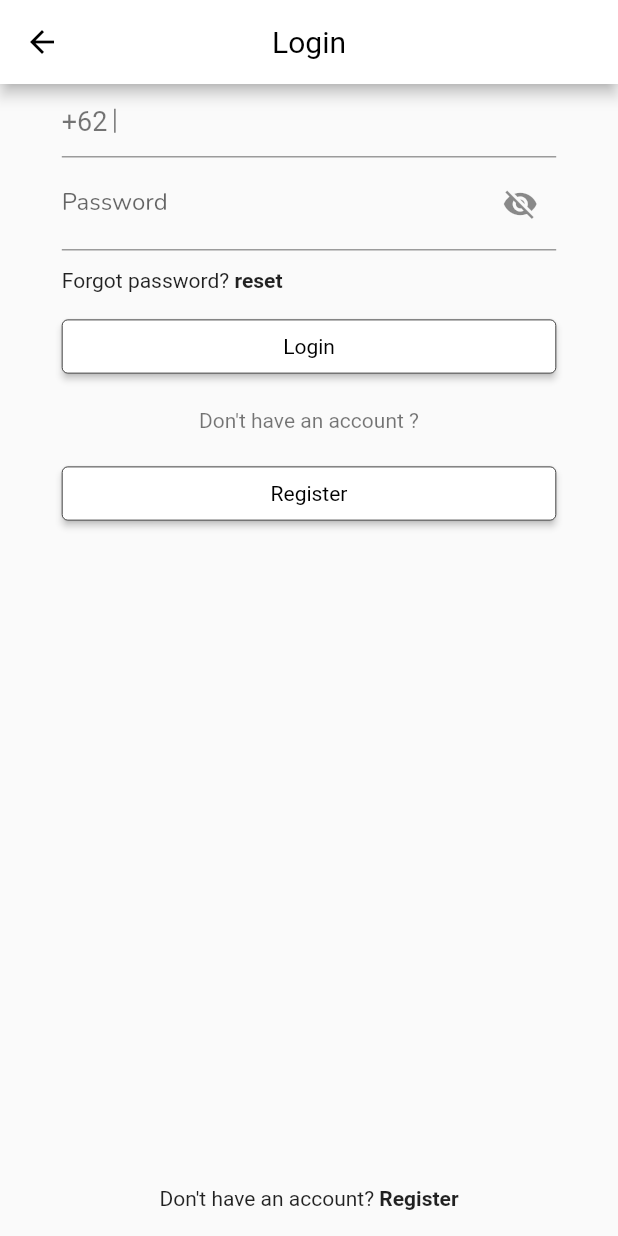
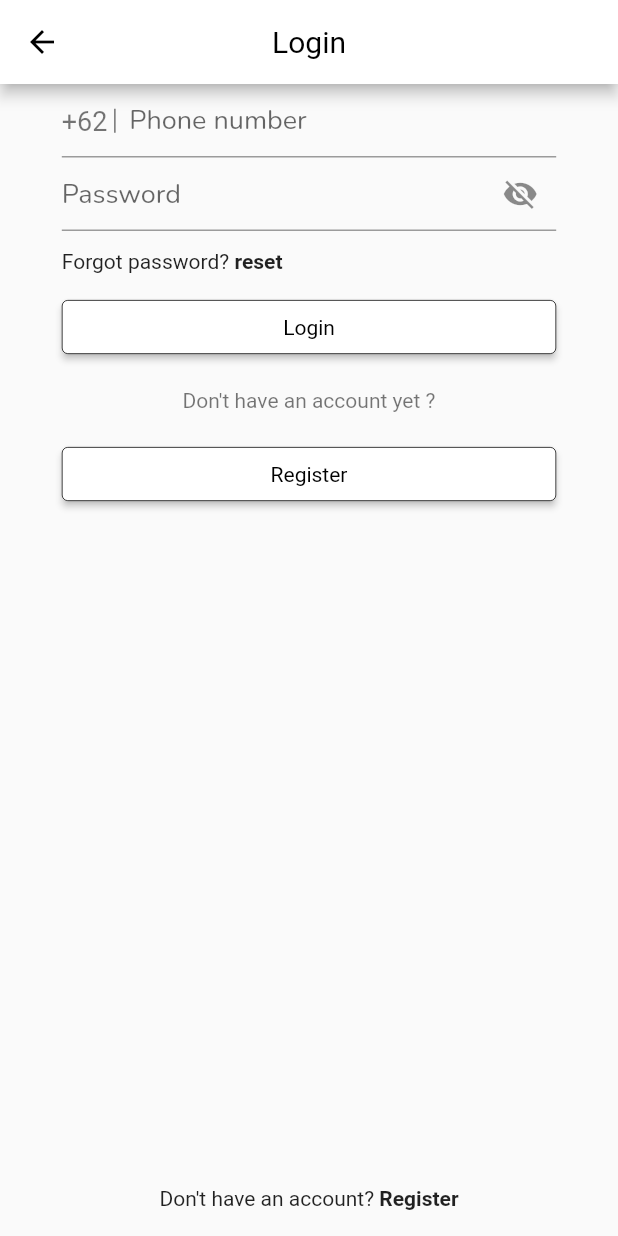
Before and after one commit to agung-w/FL-Mov, a Flutter app: the screen it shows after launch, item 4 of the bottom bar chosen, after a tap on "Login", on a phone screen of 412 x 824 dp. Run offline on Flutter 3.47's test engine with Material 2 defaults, Android fonts, the phone set to English and light mode, and no system bars; our stand-ins replace bloc, carousel_slider, dio, drop_shadow, flutter_bloc, flutter_dotenv and 6 more; missing offline and left inert: dart:ffi; network calls fail.

Commit message:
Fix after login redirect

```diff
--- a/lib/bloc/user_bloc.dart
+++ b/lib/bloc/user_bloc.dart
@@ -2,6 +2,7 @@ import 'dart:developer';
 
 import 'package:bloc/bloc.dart';
 import 'package:freezed_annotation/freezed_annotation.dart';
+import 'package:movie_app/services/auth_services.dart';
 import 'package:movie_app/services/user_services.dart';
 import 'package:shared_preferences/shared_preferences.dart';
 
@@ -14,40 +15,43 @@ part 'user_bloc.freezed.dart';
 class UserBloc extends Bloc<UserEvent, UserState> {
   UserBloc() : super(const _SignedOut()) {
     on<_SignIn>((event, emit) async {
-      log("tes123");
       if (state is _SignedOut) {
-        String? token =
-            UserServices.getToken(email: event.email, password: event.password);
+        emit(const _Loading());
+        String? token = await AuthServices()
+            .login(phone: event.phone, password: event.password);
         if (token != null) {
-          User? user = UserServices.getUser(email: event.email, token: token);
+          User? user = await UserServices().getUserDetail(token: token);
           if (user != null) {
             SharedPreferences pref = await SharedPreferences.getInstance();
-            pref.setString('email', event.email);
+            pref.setString('phone_number', event.phone);
             pref.setString('token', token);
             emit(_SignedIn(user));
+          } else {
+            emit(const _SignedOut());
           }
+        } else {
+          emit(const _SignedOut());
         }
+      } else {
+        emit(const _SignedOut());
       }
     });
     on<_SignOut>((event, emit) async {
       if (state is _$_SignedIn) {
         SharedPreferences pref = await SharedPreferences.getInstance();
-        pref.remove('email');
+        pref.remove('phone_number');
         pref.remove('token');
         emit(const _SignedOut());
       }
     });
     on<_CheckSignInStatus>((event, emit) async {
       SharedPreferences pref = await SharedPreferences.getInstance();
-      String? email = pref.getString('token');
-      String? token = pref.getString('email');
+      String? email = pref.getString('phone_number');
+      String? token = pref.getString('token');
       if (email != null && token != null) {
-        bool tokenValid = UserServices.isTokenValid(token);
-        if (tokenValid) {
-          User? user = UserServices.getUser(email: email, token: token);
-          if (user != null) {
-            emit(_SignedIn(user));
-          }
+        User? user = await UserServices().getUserDetail(token: token);
+        if (user != null) {
+          emit(_SignedIn(user));
         }
       }
     });
--- a/lib/bloc/user_event.dart
+++ b/lib/bloc/user_event.dart
@@ -3,7 +3,7 @@ part of 'user_bloc.dart';
 @freezed
 class UserEvent with _$UserEvent {
   const factory UserEvent.signIn(
-      {required String email, required String password}) = _SignIn;
+      {required String phone, required String password}) = _SignIn;
   const factory UserEvent.signOut() = _SignOut;
   const factory UserEvent.checkSignInStatus() = _CheckSignInStatus;
 }
--- a/lib/bloc/user_state.dart
+++ b/lib/bloc/user_state.dart
@@ -4,4 +4,5 @@ part of 'user_bloc.dart';
 class UserState with _$UserState {
   const factory UserState.signedOut() = _SignedOut;
   const factory UserState.signedIn(User user) = _SignedIn;
+  const factory UserState.loading() = _Loading;
 }
--- a/lib/entities/user.dart
+++ b/lib/entities/user.dart
@@ -5,11 +5,15 @@ part 'user.g.dart';
 
 @freezed
 class User with _$User {
-  const factory User(
-      {required String email,
-      required String name,
-      String? photoUrl,
-      String? token,
-      String? phone}) = _User;
+  const User._();
+  const factory User({
+    @JsonKey(name: "phone_number") required String phone,
+    required String name,
+    String? photoUrl,
+  }) = _User;
+  String phoneCC() {
+    return "+62 $phone";
+  }
+
   factory User.fromJson(Map<String, dynamic> json) => _$UserFromJson(json);
 }
--- a/lib/main.dart
+++ b/lib/main.dart
@@ -7,10 +7,11 @@ import 'package:movie_app/presentations/pages/edit_profile_page.dart';
 import 'package:movie_app/presentations/pages/login_page.dart';
 import 'package:movie_app/presentations/pages/main_page.dart';
 import 'package:movie_app/presentations/pages/profile_page.dart';
+import 'package:shared_preferences/shared_preferences.dart';
 
 Future<void> main() async {
   await dotenv.load(fileName: ".env");
-
+  SharedPreferences pref = await SharedPreferences.getInstance();
   runApp(const MyApp());
 }
 
--- a/lib/presentations/pages/edit_profile_page.dart
+++ b/lib/presentations/pages/edit_profile_page.dart
@@ -22,7 +22,8 @@ class EditProfilePage extends StatelessWidget {
                     controller: TextEditingController(
                         text: state.when(
                             signedOut: () => '',
-                            signedIn: ((user) => user.name))),
+                            signedIn: ((user) => user.name),
+                            loading: () {})),
                     decoration: const InputDecoration(
                         border: OutlineInputBorder(), labelText: 'Name'),
                   ),
--- a/lib/presentations/pages/login_page.dart
+++ b/lib/presentations/pages/login_page.dart
@@ -26,7 +26,15 @@ class _LoginPageState extends State<LoginPage> {
 
   @override
   Widget build(BuildContext context) {
-    return Scaffold(
+    return BlocListener<UserBloc, UserState>(
+      listener: (context, state) {
+        state.whenOrNull(
+            signedIn: (user) {
+              Navigator.pop(context);
+            },
+            loading: () {});
+      },
+      child: Scaffold(
         appBar: AppBar(
           backgroundColor: Colors.white,
           foregroundColor: Colors.black,
@@ -41,21 +49,7 @@ class _LoginPageState extends State<LoginPage> {
             width: MediaQuery.of(context).size.width * 0.8,
             child: Column(children: [
               PhoneInputForm(
-              hint: "Password",
                 controller: phone,
-              prefix: Row(
-                children: [
-                  const Text(
-                    "+62 ",
-                    style: TextStyle(color: Colors.black54, fontSize: 18),
-                  ),
-                  Container(
-                    height: 16,
-                    width: 1,
-                    color: Colors.black54,
-                  )
-                ],
-              ),
               ),
               SecretInputForm(
                 hint: "Password",
@@ -75,15 +69,18 @@ class _LoginPageState extends State<LoginPage> {
               ),
               ElevatedButton(
                   onPressed: () async {
-                  AuthServices()
-                      .login(int.parse(phone.text).toString(), password.text);
-                  // _print;
+                    if (phone.text.length > 1) {
+                      context.read<UserBloc>().add(UserEvent.signIn(
+                          phone: int.parse(phone.text).toString(),
+                          password: password.text));
+                    }
                   },
                   style: ElevatedButton.styleFrom(
                       side: const BorderSide(color: Colors.black, width: 0.5),
                       foregroundColor: Colors.black,
                       backgroundColor: Colors.white,
-                    textStyle: const TextStyle(fontWeight: FontWeight.normal)),
+                      textStyle:
+                          const TextStyle(fontWeight: FontWeight.normal)),
                   child: Row(
                     mainAxisAlignment: MainAxisAlignment.center,
                     children: const [
@@ -97,7 +94,7 @@ class _LoginPageState extends State<LoginPage> {
                   mainAxisAlignment: MainAxisAlignment.center,
                   children: const [
                     Text(
-                    "Don't have an account ?",
+                      "Don't have an account yet ?",
                       style: TextStyle(color: Colors.black54),
                     )
                   ],
@@ -105,14 +102,18 @@ class _LoginPageState extends State<LoginPage> {
               ),
               ElevatedButton(
                   onPressed: () {
-                  // print(phone.text);
-                  // AuthServices().login(phone.text, "agungwijaya");
+                    Navigator.of(context).push(
+                      MaterialPageRoute(
+                        builder: (_) => const RegisterPage(),
+                      ),
+                    );
                   },
                   style: ElevatedButton.styleFrom(
                       side: const BorderSide(color: Colors.black, width: 0.5),
                       foregroundColor: Colors.black,
                       backgroundColor: Colors.white,
-                    textStyle: const TextStyle(fontWeight: FontWeight.normal)),
+                      textStyle:
+                          const TextStyle(fontWeight: FontWeight.normal)),
                   child: Row(
                     mainAxisAlignment: MainAxisAlignment.center,
                     children: const [
@@ -148,6 +149,7 @@ class _LoginPageState extends State<LoginPage> {
             ]),
           ),
         ),
+      ),
     );
   }
 }
--- a/lib/presentations/pages/register_page.dart
+++ b/lib/presentations/pages/register_page.dart
@@ -4,6 +4,7 @@ import 'package:flutter/src/widgets/framework.dart';
 import 'package:flutter_bloc/flutter_bloc.dart';
 import 'package:google_fonts/google_fonts.dart';
 import 'package:movie_app/presentations/pages/profile_page.dart';
+import 'package:movie_app/presentations/widgets/phone_input_form.dart';
 import 'package:movie_app/presentations/widgets/secret_input_form.dart';
 import 'package:movie_app/presentations/widgets/text_input_form.dart';
 
@@ -16,7 +17,7 @@ class RegisterPage extends StatelessWidget {
   @override
   Widget build(BuildContext context) {
     TextEditingController name = TextEditingController();
-    TextEditingController email = TextEditingController();
+    TextEditingController phone = TextEditingController();
     TextEditingController password = TextEditingController();
     TextEditingController passwordConfirmation = TextEditingController();
 
@@ -38,9 +39,8 @@ class RegisterPage extends StatelessWidget {
               hint: "Name",
               controller: name,
             ),
-            TextInputForm(
-              hint: "Email",
-              controller: email,
+            PhoneInputForm(
+              controller: phone,
             ),
             SecretInputForm(
               hint: "Password",
--- a/lib/presentations/widgets/phone_input_form.dart
+++ b/lib/presentations/widgets/phone_input_form.dart
@@ -8,11 +8,8 @@ import 'package:google_fonts/google_fonts.dart';
 
 class PhoneInputForm extends StatefulWidget {
   final TextEditingController controller;
-  final String hint;
-  final Widget? prefix;
 
-  const PhoneInputForm(
-      {super.key, required this.hint, required this.controller, this.prefix});
+  const PhoneInputForm({super.key, required this.controller});
 
   @override
   State<PhoneInputForm> createState() => _PhoneInputFormState();
@@ -28,9 +25,21 @@ class _PhoneInputFormState extends State<PhoneInputForm> {
       controller: widget.controller,
       onChanged: (value) => setState(() {}),
       decoration: InputDecoration(
-        prefixIcon: widget.prefix,
+        hintText: "Phone number",
+        prefixIcon: Row(
+          children: [
+            const Text(
+              "+62 ",
+              style: TextStyle(color: Colors.black54, fontSize: 18),
+            ),
+            Container(
+              height: 16,
+              width: 1,
+              color: Colors.black54,
+            )
+          ],
+        ),
         prefixIconConstraints: const BoxConstraints(maxWidth: 45),
-        // prefixStyle:
       ),
       keyboardType: TextInputType.number,
       inputFormatters: <TextInputFormatter>[
--- a/lib/presentations/widgets/secret_input_form.dart
+++ b/lib/presentations/widgets/secret_input_form.dart
@@ -23,13 +23,12 @@ class _SecretInputFormState extends State<SecretInputForm> {
   @override
   Widget build(BuildContext context) {
     return TextFormField(
-        style: GoogleFonts.nunito(),
+        style: GoogleFonts.nunito(fontSize: 18),
         controller: widget.controller,
-        cursorHeight: 20,
         autocorrect: false,
-        obscureText: _visible,
+        obscureText: !_visible,
         decoration: InputDecoration(
-            labelText: widget.hint,
+            hintText: widget.hint,
             suffixIcon: IconButton(
               icon: Icon(_visible ? Icons.visibility : Icons.visibility_off),
               onPressed: () {
--- a/lib/presentations/widgets/text_input_form.dart
+++ b/lib/presentations/widgets/text_input_form.dart
@@ -22,13 +22,12 @@ class _TextInputFormState extends State<TextInputForm> {
   Widget build(BuildContext context) {
     return TextFormField(
         textAlignVertical: TextAlignVertical.bottom,
-        style: GoogleFonts.nunito(),
-        cursorHeight: 20,
+        style: GoogleFonts.nunito(fontSize: 18),
         autocorrect: false,
         onChanged: (value) => setState(() {}),
         controller: widget.controller,
         decoration: InputDecoration(
-          prefixIcon: widget.prefix,
+          hintText: widget.hint,
           prefixIconConstraints: const BoxConstraints(),
           // prefixStyle:
         ));
--- a/lib/services/movie_services.dart
+++ b/lib/services/movie_services.dart
@@ -8,13 +8,12 @@ class MovieServices {
   final Dio _dio = Dio();
   Future<List<Movie>?> getInTheater() async {
     try {
-      Response result =
-          await _dio.get("${dotenv.env['ticket_api_url']}/api/v1/movies",
-              options: Options(headers: {
-                "Content-Type": "application/json",
-                "Authorization":
-                    "Bearer eyJhbGciOiJIUzI1NiJ9.eyJlbWFpbCI6ImFndW5nd2lqYXk3NjFAZ21haWwuY29tIiwidXNlcl9pZCI6MSwiaWF0IjoxNjY5NzQwMzMzfQ.fumv0M2SNpFX0gcSvSfdbrWzw5A1veLBrcJ1wpgOlVs",
-              }));
+      Response result = await _dio.get("${dotenv.env['local_api_url']}/movies",
+          options: Options(headers: {
+            "Content-Type": "application/json",
+            "Authorization":
+                "Bearer eyJhbGciOiJIUzI1NiJ9.eyJlbWFpbCI6ImFndW5nd2lqYXk3NjFAZ21haWwuY29tIiwidXNlcl9pZCI6MSwiaWF0IjoxNjY5NzQwMzMzfQ.fumv0M2SNpFX0gcSvSfdbrWzw5A1veLBrcJ1wpgOlVs",
+          }));
       List<Movie> movieList =
           (result.data['data'] as List).map((e) => Movie.fromJson(e)).toList();
 
```
Also changed, not shown: lib/presentations/pages/profile_page.dart (+23 -15 lines), lib/services/auth_services.dart (+7 -5 lines), lib/services/user_services.dart (+21 -12 lines), lib/bloc/user_bloc.freezed.dart, lib/entities/user.freezed.dart, lib/entities/user.g.dart. Lines whose indentation alone changed are shown as unchanged.
